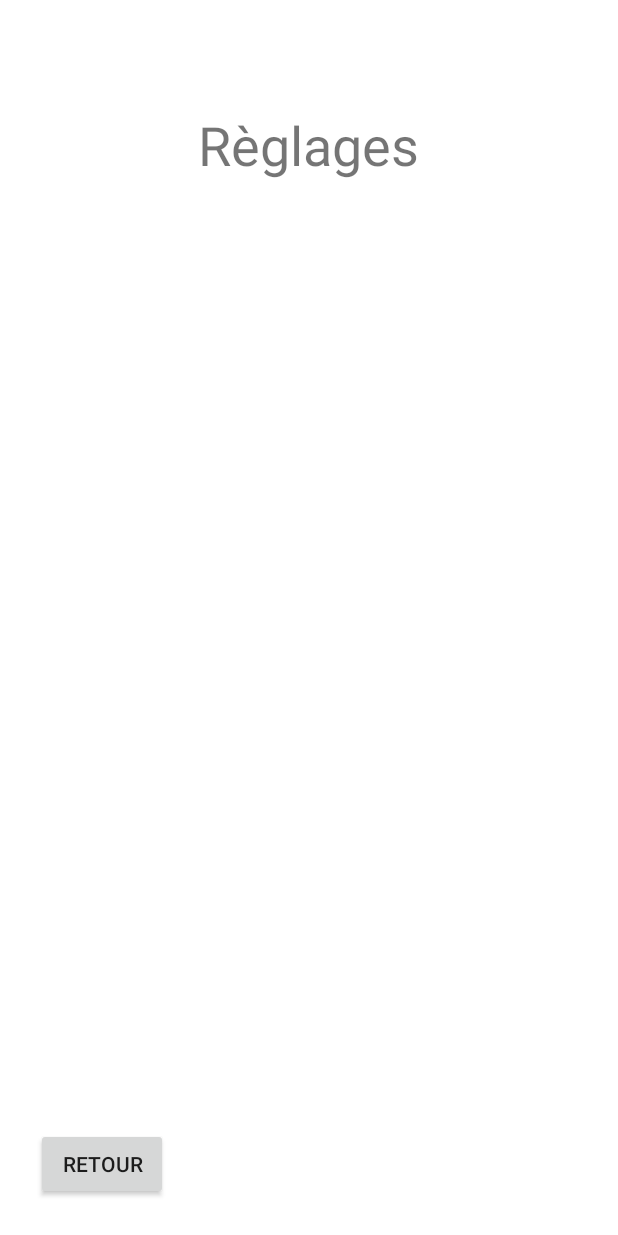
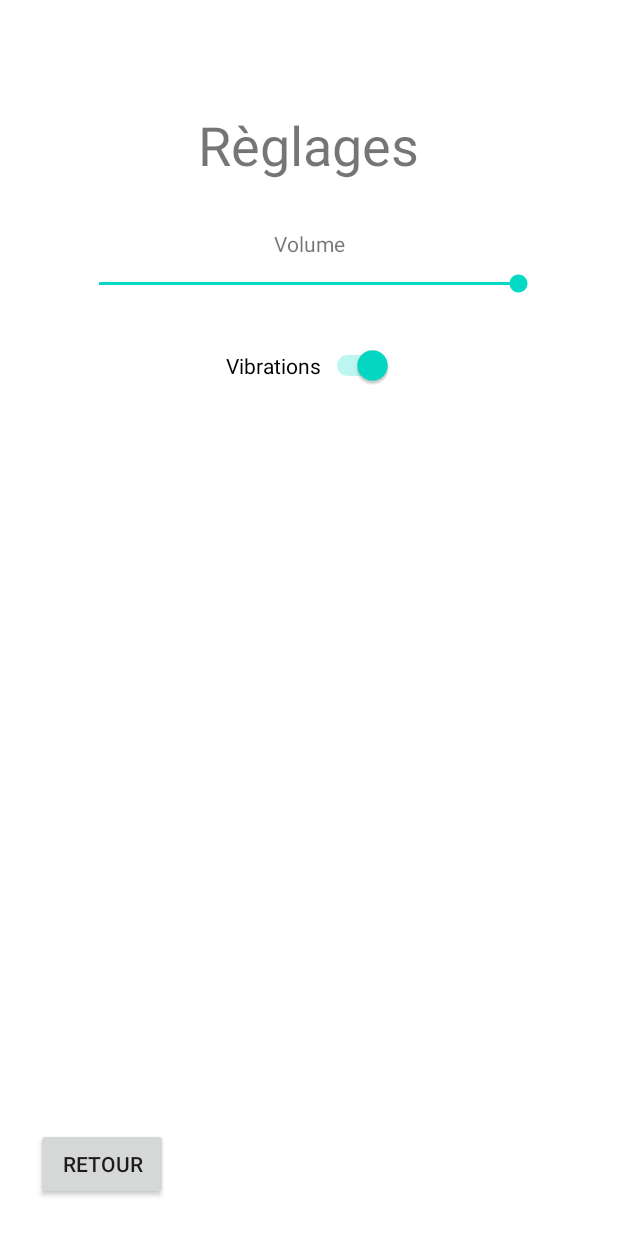
Before and after one commit to mobe-vacances/drotomat, an Android app: the screen it shows after launch (SettingsActivity), after a tap on "RÈGLAGES", on a phone screen of 412 x 824 dp. Run offline under Robolectric (Android 15) with nearby library versions, the phone set to English and light mode, and no system bars; our stand-ins replace Firebase (no records; nobody signed in at launch, a user with empty details on screens opened directly); 1 statement that could not run was skipped.

Commit message:
Bonne nuit les petits

```diff
--- /dev/null
+++ b/app/src/main/java/m2dl/mobe/vacances/challenge/game/Constants.java
@@ -0,0 +1,17 @@
+package m2dl.mobe.vacances.challenge.game;
+
+import m2dl.mobe.vacances.challenge.R;
+
+public class Constants {
+
+    public static final int[] USED_BITMAPs_IDS = {
+
+    };
+
+    public static final int[] USED_SOUNDS_IDS = {
+            R.raw.menu
+    };
+
+
+    public static final float VOLUME_MENU_MUSIC = 0.9f;
+}
--- a/app/src/main/java/m2dl/mobe/vacances/challenge/game/mobengine/resource_stores/SoundStore.java
+++ b/app/src/main/java/m2dl/mobe/vacances/challenge/game/mobengine/resource_stores/SoundStore.java
@@ -14,7 +14,7 @@ public class SoundStore {
 
     private static final List<MediaPlayer> pausedMediaPlayers = new ArrayList<>();
 
-    private static boolean mute = false;
+    private static float masterVolume = 1.0f;
 
     public static void createMediaPlayers(int[] soundIds, Context context) {
         for(Integer soundId : soundIds) {
@@ -30,20 +30,17 @@ public class SoundStore {
     }
 
     public static void playSound(int soundId, float volume) {
-        if(!mute) {
-            mediaPlayerMap.get(soundId).setVolume(volume, volume);
-            mediaPlayerMap.get(soundId).seekTo(0);
-            mediaPlayerMap.get(soundId).start();
-        }
+        mediaPlayerMap.get(soundId).setVolume(masterVolume*volume, masterVolume*volume);
+        mediaPlayerMap.get(soundId).seekTo(0);
+        mediaPlayerMap.get(soundId).start();
     }
 
     public static void loopSound(int soundId, float volume) {
-        if(!mute){
-            mediaPlayerMap.get(soundId).setLooping(true);
-            mediaPlayerMap.get(soundId).setVolume(volume, volume);
-            mediaPlayerMap.get(soundId).seekTo(0);
-            mediaPlayerMap.get(soundId).start();
-        }
+        mediaPlayerMap.get(soundId).setLooping(true);
+        mediaPlayerMap.get(soundId).setVolume(masterVolume*volume, masterVolume*volume);
+        mediaPlayerMap.get(soundId).seekTo(0);
+        mediaPlayerMap.get(soundId).start();
+
     }
 
     public static void stopLoopedSound(int soundId) {
@@ -67,11 +64,15 @@ public class SoundStore {
         pausedMediaPlayers.clear();
     }
 
-    public static boolean isMute() {
-        return mute;
+    public static float getMasterVolume() {
+        return masterVolume;
     }
 
-    public static void setMute(boolean mute) {
-        SoundStore.mute = mute;
+    public static void setMasterVolume(float masterVolume) {
+        SoundStore.masterVolume = masterVolume;
+    }
+
+    public static Map<Integer, MediaPlayer> getMediaPlayerMap() {
+        return mediaPlayerMap;
     }
 }
--- a/app/src/main/java/m2dl/mobe/vacances/challenge/game_over/GameOverActivity.java
+++ b/app/src/main/java/m2dl/mobe/vacances/challenge/game_over/GameOverActivity.java
@@ -8,8 +8,11 @@ import android.widget.TextView;
 
 import m2dl.mobe.vacances.challenge.R;
 import m2dl.mobe.vacances.challenge.firebase.HighscoreHandler;
+import m2dl.mobe.vacances.challenge.game.Constants;
 import m2dl.mobe.vacances.challenge.game.GameActivity;
 import m2dl.mobe.vacances.challenge.game.mobengine.activities.SoundActivity;
+import m2dl.mobe.vacances.challenge.game.mobengine.resource_stores.SoundStore;
+import m2dl.mobe.vacances.challenge.game.mobengine.utils.VibratorService;
 import m2dl.mobe.vacances.challenge.menu.MenuActivity;
 import m2dl.mobe.vacances.challenge.scores.Score;
 import m2dl.mobe.vacances.challenge.scores.ScoresActivity;
@@ -44,6 +47,7 @@ public class GameOverActivity extends SoundActivity {
                 )
         );
 
+        SoundStore.loopSound(R.raw.menu, Constants.VOLUME_MENU_MUSIC);
     }
 
     public void launchScores(View v) {
@@ -56,6 +60,8 @@ public class GameOverActivity extends SoundActivity {
 
     public void restart(View v) {
         startActivity(new Intent(GameOverActivity.this, GameActivity.class));
+        VibratorService.heavyClick();
+        SoundStore.stopLoopedSound(R.raw.menu);
         finish();
     }
 }
--- a/app/src/main/java/m2dl/mobe/vacances/challenge/menu/MenuActivity.java
+++ b/app/src/main/java/m2dl/mobe/vacances/challenge/menu/MenuActivity.java
@@ -16,8 +16,13 @@ import m2dl.mobe.vacances.challenge.R;
 import m2dl.mobe.vacances.challenge.credits.CreditsActivity;
 import m2dl.mobe.vacances.challenge.firebase.FirebaseInstallationService;
 import m2dl.mobe.vacances.challenge.firebase.GlobalHighscoresHandler;
+import m2dl.mobe.vacances.challenge.game.Constants;
 import m2dl.mobe.vacances.challenge.game.GameActivity;
 import m2dl.mobe.vacances.challenge.game.mobengine.activities.SoundActivity;
+import m2dl.mobe.vacances.challenge.game.mobengine.resource_stores.BitmapStore;
+import m2dl.mobe.vacances.challenge.game.mobengine.resource_stores.SoundStore;
+import m2dl.mobe.vacances.challenge.game.mobengine.utils.PermissionUtil;
+import m2dl.mobe.vacances.challenge.game.mobengine.utils.VibratorService;
 import m2dl.mobe.vacances.challenge.rules.RulesActivity;
 import m2dl.mobe.vacances.challenge.scores.ScoresActivity;
 import m2dl.mobe.vacances.challenge.settings.SettingsActivity;
@@ -41,18 +46,24 @@ public class MenuActivity extends SoundActivity {
 
         editText.addTextChangedListener(new UsernameChangedListener(preferences));
 
+        PermissionUtil.checkAndRequestAllPermissions(this);
+        VibratorService.requestVibrator(this);
+        BitmapStore.decodeBitmaps(Constants.USED_BITMAPs_IDS, getResources());
+        SoundStore.createMediaPlayers(Constants.USED_SOUNDS_IDS, this);
         FirebaseInstallationService.init();
         GlobalHighscoresHandler.init();
+
+        SharedPreferences settingsPreferences = getSharedPreferences("settings", Context.MODE_PRIVATE);
+        SoundStore.setMasterVolume(settingsPreferences.getFloat("volume", 1f));
+        VibratorService.setVibrationsActive(settingsPreferences.getBoolean("vibrations", true));
+
+        SoundStore.loopSound(R.raw.menu, Constants.VOLUME_MENU_MUSIC);
     }
 
     public void launchGame(View v) {
         startActivity(new Intent(MenuActivity.this, GameActivity.class));
-    }
-
-    public void checkFirebaseDatabase(View v) {
-        FirebaseDatabase database = FirebaseDatabase.getInstance();
-        DatabaseReference myRef = database.getReference("message").child("test");
-        myRef.setValue("Hello, World!");
+        VibratorService.heavyClick();
+        SoundStore.stopLoopedSound(R.raw.menu);
     }
 
     public void launchRules(View v) {
--- a/app/src/main/java/m2dl/mobe/vacances/challenge/settings/SettingsActivity.java
+++ b/app/src/main/java/m2dl/mobe/vacances/challenge/settings/SettingsActivity.java
@@ -1,11 +1,15 @@
 package m2dl.mobe.vacances.challenge.settings;
 
-import android.app.Activity;
+import android.content.Context;
 import android.os.Bundle;
 import android.view.View;
+import android.widget.SeekBar;
+import android.widget.Switch;
 
 import m2dl.mobe.vacances.challenge.R;
 import m2dl.mobe.vacances.challenge.game.mobengine.activities.SoundActivity;
+import m2dl.mobe.vacances.challenge.game.mobengine.resource_stores.SoundStore;
+import m2dl.mobe.vacances.challenge.game.mobengine.utils.VibratorService;
 
 public class SettingsActivity extends SoundActivity {
 
@@ -13,6 +17,12 @@ public class SettingsActivity extends SoundActivity {
     protected void onCreate(Bundle savedInstanceState) {
         super.onCreate(savedInstanceState);
         setContentView(R.layout.activity_settings);
+
+        ((SeekBar)findViewById(R.id.volumeSeekBar)).setProgress((int) (SoundStore.getMasterVolume()*100));
+        ((SeekBar)findViewById(R.id.volumeSeekBar)).setOnSeekBarChangeListener(new VolumeChangeListener(getSharedPreferences("settings", Context.MODE_PRIVATE)));
+
+        ((Switch)findViewById(R.id.vibrationSwitch)).setChecked(VibratorService.isVibrationsActive());
+        ((Switch)findViewById(R.id.vibrationSwitch)).setOnCheckedChangeListener(new VibrationChangeListener(getSharedPreferences("settings", Context.MODE_PRIVATE)));
     }
 
     public void back(View view) {
--- /dev/null
+++ b/app/src/main/java/m2dl/mobe/vacances/challenge/settings/VibrationChangeListener.java
@@ -0,0 +1,23 @@
+package m2dl.mobe.vacances.challenge.settings;
+
+import android.content.SharedPreferences;
+import android.widget.CompoundButton;
+
+import m2dl.mobe.vacances.challenge.game.mobengine.utils.VibratorService;
+
+public class VibrationChangeListener implements CompoundButton.OnCheckedChangeListener {
+
+    private SharedPreferences sharedPreferences;
+
+    public VibrationChangeListener(SharedPreferences sharedPreferences) {
+        this.sharedPreferences = sharedPreferences;
+    }
+
+    @Override
+    public void onCheckedChanged(CompoundButton buttonView, boolean isChecked) {
+        VibratorService.setVibrationsActive(isChecked);
+        SharedPreferences.Editor editor = sharedPreferences.edit();
+        editor.putBoolean("vibrations", isChecked);
+        editor.apply();
+    }
+}
--- /dev/null
+++ b/app/src/main/java/m2dl/mobe/vacances/challenge/settings/VolumeChangeListener.java
@@ -0,0 +1,41 @@
+package m2dl.mobe.vacances.challenge.settings;
+
+import android.content.SharedPreferences;
+import android.widget.SeekBar;
+
+import m2dl.mobe.vacances.challenge.R;
+import m2dl.mobe.vacances.challenge.game.Constants;
+import m2dl.mobe.vacances.challenge.game.mobengine.resource_stores.SoundStore;
+
+public class VolumeChangeListener implements SeekBar.OnSeekBarChangeListener {
+
+    private SharedPreferences preferences;
+
+    private SharedPreferences.Editor editor;
+
+    public VolumeChangeListener(SharedPreferences preferences) {
+        this.preferences = preferences;
+    }
+
+    @Override
+    public void onProgressChanged(SeekBar seekBar, int progress, boolean fromUser) {
+        SoundStore.setMasterVolume(progress / 100f);
+        SoundStore.getMediaPlayerMap().get(R.raw.menu).setVolume(
+                SoundStore.getMasterVolume()* Constants.VOLUME_MENU_MUSIC,
+                SoundStore.getMasterVolume()* Constants.VOLUME_MENU_MUSIC
+        );
+
+        editor.putFloat("volume", progress / 100f);
+
+    }
+
+    @Override
+    public void onStartTrackingTouch(SeekBar seekBar) {
+        editor = preferences.edit();
+    }
+
+    @Override
+    public void onStopTrackingTouch(SeekBar seekBar) {
+        editor.apply();
+    }
+}
--- a/app/src/main/res/layout/activity_settings.xml
+++ b/app/src/main/res/layout/activity_settings.xml
@@ -28,4 +28,35 @@
         android:text="@string/back_button"
         app:layout_constraintBottom_toBottomOf="parent"
         app:layout_constraintStart_toStartOf="parent" />
+
+    <SeekBar
+        android:id="@+id/volumeSeekBar"
+        android:layout_width="0dp"
+        android:layout_height="wrap_content"
+        android:layout_marginHorizontal="50dp"
+        android:layout_marginTop="8dp"
+        app:layout_constraintEnd_toEndOf="parent"
+        app:layout_constraintStart_toStartOf="parent"
+        app:layout_constraintTop_toBottomOf="@+id/label_volume" />
+
+    <TextView
+        android:id="@+id/label_volume"
+        android:layout_width="wrap_content"
+        android:layout_height="wrap_content"
+        android:layout_marginTop="32dp"
+        android:text="@string/settings_label_volume"
+        app:layout_constraintEnd_toEndOf="parent"
+        app:layout_constraintStart_toStartOf="parent"
+        app:layout_constraintTop_toBottomOf="@+id/titleTextView2" />
+
+    <Switch
+        android:id="@+id/vibrationSwitch"
+        android:layout_width="wrap_content"
+        android:layout_height="wrap_content"
+        android:layout_marginTop="32dp"
+        android:text="@string/settings_label_vibrations"
+        app:layout_constraintEnd_toEndOf="parent"
+        app:layout_constraintStart_toStartOf="parent"
+        app:layout_constraintTop_toBottomOf="@+id/volumeSeekBar" />
+
 </androidx.constraintlayout.widget.ConstraintLayout>
--- a/app/src/main/res/values/strings.xml
+++ b/app/src/main/res/values/strings.xml
@@ -23,6 +23,8 @@
     <string name="scores_title">Scores</string>
 
     <string name="settings_title">Règlages</string>
+    <string name="settings_label_volume">Volume</string>
+    <string name="settings_label_vibrations">Vibrations</string>
 
     <string name="restart_btn">Recommencer</string>
 
```
Also changed, not shown: app/src/main/AndroidManifest.xml (+9 -7 lines), 1 other file.
